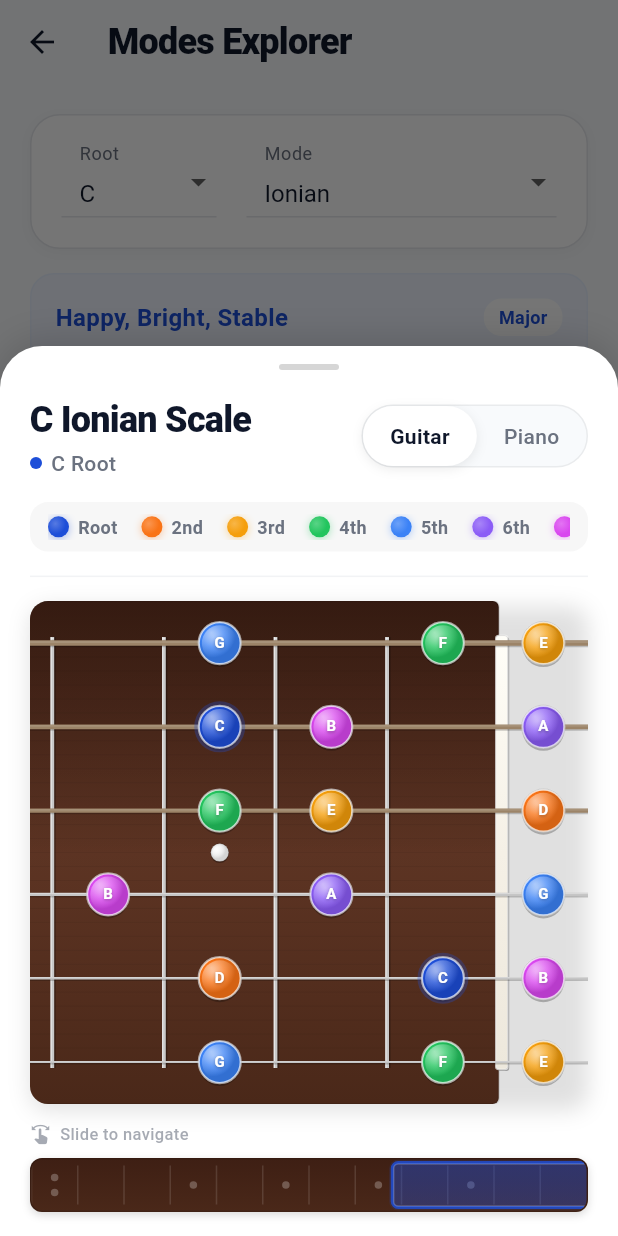
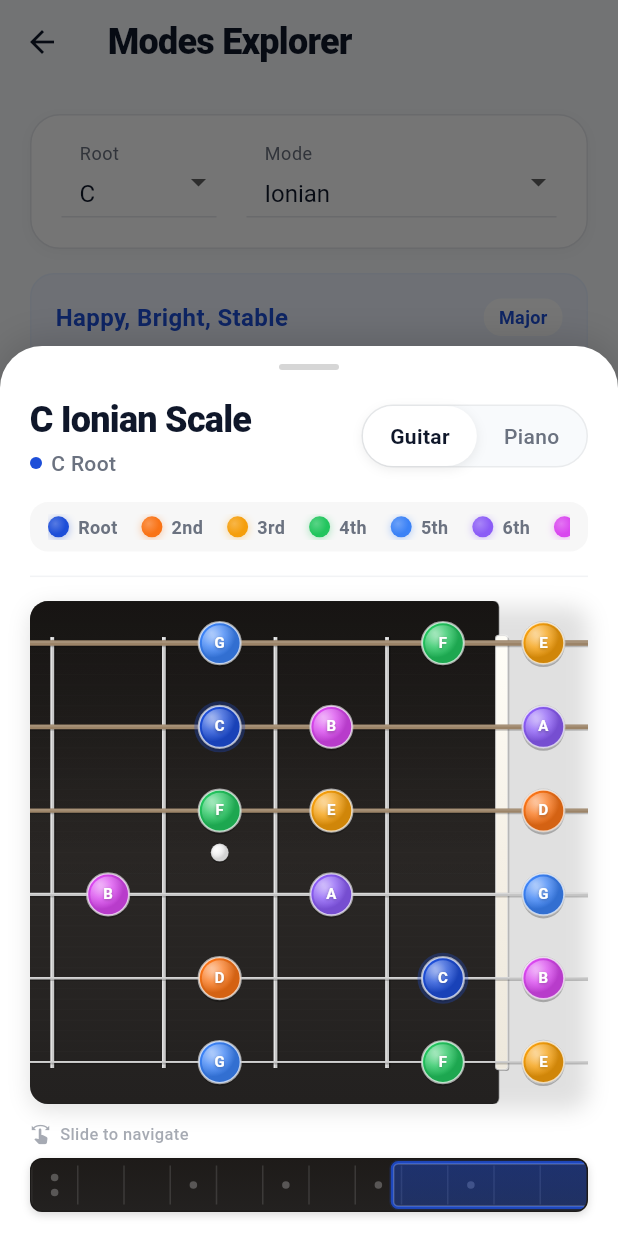
Before and after one commit to nunpdsantos/music_atlas, a Flutter app: the ModesScreen screen opened directly, after a tap on an icon or button, on a phone screen of 412 x 824 dp. Run offline on Flutter 3.47's test engine with Material 3 defaults, Android fonts, the phone set to English and light mode, and no system bars; our stand-ins replace flutter_riverpod, google_fonts.

Commit message:
Fix piano note placement and update fretboard to ebony wood
- Fix piano keyboard displaying sharps on white keys and natural notes
  on black keys by removing incorrect startPc offset from pitch class
  calculations. White keys now correctly show C D E F G A B, and black
  keys correctly show C# D# F# G# A#.

- Update guitar fretboard and overview minimap from rosewood to premium
  ebony wood styling with darker colors and finer grain texture.

```diff
--- a/lib/ui/components/fretboard_overview.dart
+++ b/lib/ui/components/fretboard_overview.dart
@@ -48,8 +48,8 @@ class FretboardOverview extends StatelessWidget {
                   borderRadius: BorderRadius.circular(8),
                   gradient: LinearGradient(
                     colors: isDark
-                        ? [const Color(0xFF2D1810), const Color(0xFF3D2218)]
-                        : [const Color(0xFF3E1F14), const Color(0xFF4A2819)],
+                        ? [const Color(0xFF1A1816), const Color(0xFF1F1C1A)]
+                        : [const Color(0xFF1E1B19), const Color(0xFF232120)],
                     begin: Alignment.topCenter,
                     end: Alignment.bottomCenter,
                   ),
--- a/lib/ui/components/guitar_fretboard.dart
+++ b/lib/ui/components/guitar_fretboard.dart
@@ -136,12 +136,12 @@ class GuitarFretboardPainter extends CustomPainter {
   void _drawFretboardBackground(Canvas canvas, Size size, double boardStart, double boardEnd, double h, double paddingY) {
     final Rect boardRect = Rect.fromLTRB(boardStart, 0, boardEnd, h);
 
-    // Rich rosewood gradient
+    // Premium ebony wood gradient - deep black with subtle warm undertones
     final Paint woodBasePaint = Paint()
       ..shader = LinearGradient(
         colors: isDark
-          ? [const Color(0xFF2D1810), const Color(0xFF4A2C20), const Color(0xFF3D2218)]
-          : [const Color(0xFF3E1F14), const Color(0xFF5D3423), const Color(0xFF4A2819)],
+          ? [const Color(0xFF1A1816), const Color(0xFF252220), const Color(0xFF1F1C1A)]
+          : [const Color(0xFF1E1B19), const Color(0xFF2A2725), const Color(0xFF232120)],
         stops: const [0.0, 0.5, 1.0],
         begin: Alignment.topCenter,
         end: Alignment.bottomCenter,
@@ -157,14 +157,14 @@ class GuitarFretboardPainter extends CustomPainter {
     );
     canvas.drawRRect(boardRRect, woodBasePaint);
 
-    // Add subtle wood grain texture effect
+    // Add subtle ebony wood grain texture - finer and more subtle than rosewood
     final Paint grainPaint = Paint()
-      ..color = Colors.black.withOpacity(0.08)
-      ..strokeWidth = 0.5;
+      ..color = Colors.white.withOpacity(0.03)
+      ..strokeWidth = 0.3;
 
-    for (int i = 0; i < 30; i++) {
-      double y = paddingY + (i * (h - paddingY * 2) / 30);
-      double waviness = math.sin(i * 0.5) * 2;
+    for (int i = 0; i < 40; i++) {
+      double y = paddingY + (i * (h - paddingY * 2) / 40);
+      double waviness = math.sin(i * 0.3) * 1.5;
       canvas.drawLine(
         Offset(boardStart + waviness, y),
         Offset(boardEnd - waviness, y),
@@ -176,21 +176,26 @@ class GuitarFretboardPainter extends CustomPainter {
     final Paint innerShadow = Paint()
       ..shader = LinearGradient(
         colors: [
-          Colors.black.withOpacity(0.15),
+          Colors.black.withOpacity(0.25),
           Colors.transparent,
         ],
         begin: Alignment.topCenter,
-        end: const Alignment(0, 0.1),
+        end: const Alignment(0, 0.15),
       ).createShader(boardRect);
     canvas.drawRRect(boardRRect, innerShadow);
 
-    // Outer subtle glow/border
+    // Premium edge highlight for polished ebony look
+    final Paint highlightPaint = Paint()
+      ..style = PaintingStyle.stroke
+      ..strokeWidth = 0.5
+      ..color = Colors.white.withOpacity(isDark ? 0.08 : 0.1);
+    canvas.drawRRect(boardRRect, highlightPaint);
+
+    // Outer subtle border
     final Paint borderPaint = Paint()
       ..style = PaintingStyle.stroke
-      ..strokeWidth = 1.5
-      ..color = isDark
-        ? Colors.white.withOpacity(0.05)
-        : Colors.black.withOpacity(0.1);
+      ..strokeWidth = 1.0
+      ..color = Colors.black.withOpacity(0.3);
     canvas.drawRRect(boardRRect, borderPaint);
   }
 
--- a/lib/ui/components/interactive_fretboard_sheet.dart
+++ b/lib/ui/components/interactive_fretboard_sheet.dart
@@ -356,15 +356,11 @@ class _InteractiveFretboardSheetState extends State<InteractiveFretboardSheet> {
   }
 
   Widget _buildPianoLayout(BuildContext context, bool isDark) {
-    final rootPc = NoteUtils.pitchClass(widget.root);
-    final startPc = rootPc >= 0 ? rootPc : 0;
-
     return Center(
       child: PianoKeyboard(
         tones: _safeTones,
         root: widget.root,
         octaves: 2,
-        startPc: startPc,
         isDark: isDark,
       ),
     );
```
Also changed, not shown: lib/ui/components/piano_keyboard.dart (+4 -14 lines).
